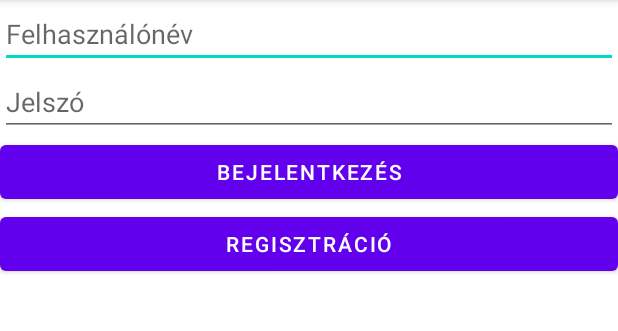
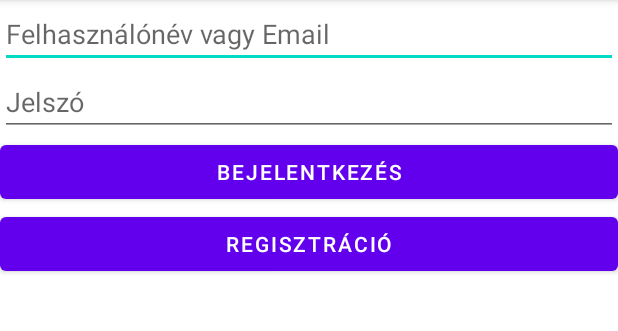
Before and after one commit to LegyenKristof/KorcsmarosKristof_LOGREG, an Android app: the screen it shows after launch (MainActivity), on a phone screen of 412 x 824 dp, the part 84-415 px from its top. Run offline under Robolectric (Android 15) with nearby library versions, the phone set to English and light mode, and no system bars.

Commit message:
Felhasználónév és Email bejelentkezés

```diff
--- a/app/src/main/java/com/example/logreg/DBHelper.java
+++ b/app/src/main/java/com/example/logreg/DBHelper.java
@@ -52,6 +52,6 @@ public class DBHelper extends SQLiteOpenHelper {
 
     public Cursor belepes(String[] adatok){
         return this.getReadableDatabase().rawQuery("SELECT * FROM " + TABLE_NAME +
-                " WHERE " + COL_FELHNEV + " = ? AND " + COL_JELSZO + " = ?;", adatok);
+                " WHERE " + COL_JELSZO + " = ? AND (" + COL_FELHNEV + " = ? OR " + COL_EMAIL + " = ?);", new String[] {adatok[1], adatok[0], adatok[0]});
     }
 }
--- a/app/src/main/res/layout/activity_main.xml
+++ b/app/src/main/res/layout/activity_main.xml
@@ -11,7 +11,7 @@
         android:layout_width="match_parent"
         android:layout_height="wrap_content"
         android:id="@+id/editText1"
-        android:hint="Felhasználónév"/>
+        android:hint="Felhasználónév vagy Email"/>
 
     <EditText
         android:layout_width="match_parent"
```
